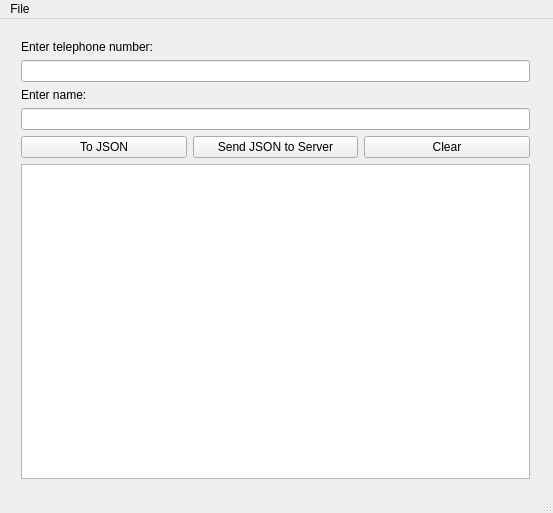
Qt form mainwindow.ui (WTFTrick/TelephoneBook) before a commit.
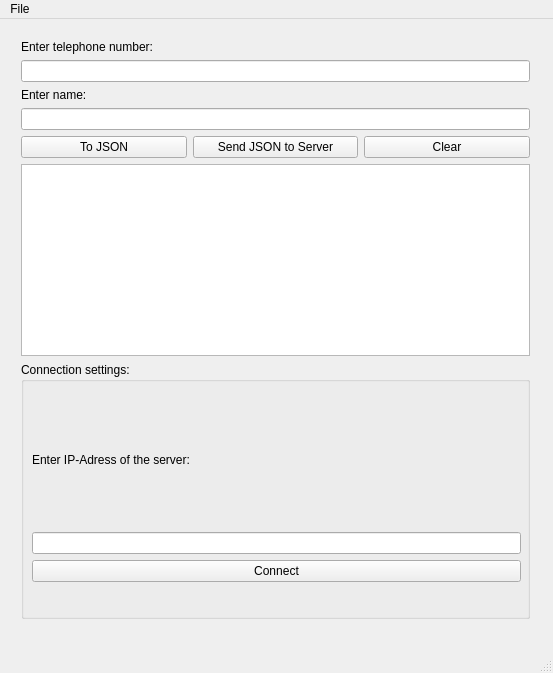
The same form after that commit.

Commit message: 02.03.2016, add Connection Settings

Patch:
```diff
--- a/mainwindow.ui
+++ b/mainwindow.ui
@@ -7,7 +7,7 @@
     <x>0</x>
     <y>0</y>
     <width>553</width>
-    <height>513</height>
+    <height>673</height>
    </rect>
   </property>
   <property name="sizePolicy">
@@ -26,12 +26,19 @@
       <x>10</x>
       <y>10</y>
       <width>531</width>
-      <height>461</height>
+      <height>601</height>
      </rect>
     </property>
     <layout class="QGridLayout" name="gridLayout">
-     <item row="3" column="1">
-      <widget class="QLineEdit" name="name_lineEdit"/>
+     <item row="11" column="1">
+      <widget class="QListWidget" name="listWidget">
+       <property name="sizePolicy">
+        <sizepolicy hsizetype="Minimum" vsizetype="Minimum">
+         <horstretch>0</horstretch>
+         <verstretch>0</verstretch>
+        </sizepolicy>
+       </property>
+      </widget>
      </item>
      <item row="0" column="1">
       <widget class="QLabel" name="label_telephone">
@@ -46,19 +53,25 @@
        </property>
       </widget>
      </item>
-     <item row="11" column="1">
-      <widget class="QListWidget" name="listWidget"/>
+     <item row="3" column="1">
+      <widget class="QLineEdit" name="name_lineEdit"/>
+     </item>
+     <item row="1" column="1">
+      <widget class="QLineEdit" name="tel_lineEdit"/>
      </item>
      <item row="2" column="1">
       <widget class="QLabel" name="lable_name">
+       <property name="sizePolicy">
+        <sizepolicy hsizetype="Minimum" vsizetype="Minimum">
+         <horstretch>0</horstretch>
+         <verstretch>0</verstretch>
+        </sizepolicy>
+       </property>
        <property name="text">
         <string>Enter name:</string>
        </property>
       </widget>
      </item>
-     <item row="1" column="1">
-      <widget class="QLineEdit" name="tel_lineEdit"/>
-     </item>
      <item row="4" column="1" rowspan="2">
       <layout class="QHBoxLayout" name="horizontalLayout_2">
        <item>
@@ -90,6 +103,48 @@
        </item>
       </layout>
      </item>
+     <item row="12" column="1">
+      <widget class="QGroupBox" name="groupBox">
+       <property name="sizePolicy">
+        <sizepolicy hsizetype="Minimum" vsizetype="Expanding">
+         <horstretch>0</horstretch>
+         <verstretch>0</verstretch>
+        </sizepolicy>
+       </property>
+       <property name="title">
+        <string>Connection settings:</string>
+       </property>
+       <widget class="QWidget" name="gridLayoutWidget">
+        <property name="geometry">
+         <rect>
+          <x>0</x>
+          <y>20</y>
+          <width>511</width>
+          <height>211</height>
+         </rect>
+        </property>
+        <layout class="QGridLayout" name="gridLayout_2">
+         <item row="1" column="0">
+          <widget class="QLineEdit" name="le_connect"/>
+         </item>
+         <item row="2" column="0">
+          <widget class="QPushButton" name="pb_connect">
+           <property name="text">
+            <string>Connect</string>
+           </property>
+          </widget>
+         </item>
+         <item row="0" column="0">
+          <widget class="QLabel" name="label">
+           <property name="text">
+            <string>Enter IP-Adress of the server:</string>
+           </property>
+          </widget>
+         </item>
+        </layout>
+       </widget>
+      </widget>
+     </item>
     </layout>
    </widget>
   </widget>
```
The commit also changes 2 other files.
